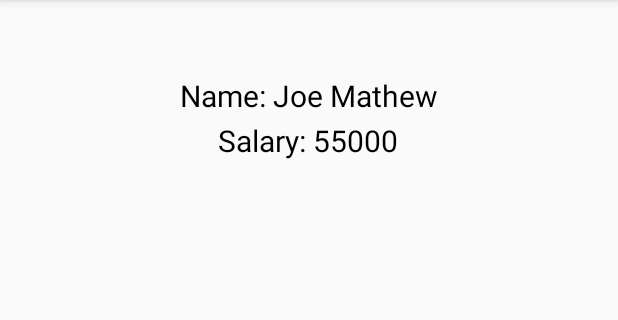
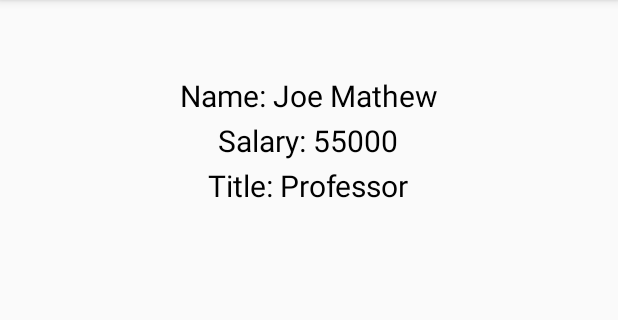
Before and after one commit to Cendukka/MobileApplicationAssignments4-6, an Android app: the screen it shows after launch (MainActivity), on a phone screen of 412 x 824 dp, the part 84-404 px from its top. Run offline under Robolectric (Android 15) with nearby library versions, the phone set to English and light mode, and no system bars.

Commit message:
Assignment 4: Task 2
Did the task 2 from asignment 4

```diff
--- a/JSONExample/app/build.gradle
+++ b/JSONExample/app/build.gradle
@@ -1,12 +1,12 @@
 apply plugin: 'com.android.application'
 
 android {
-    compileSdkVersion 29
-    buildToolsVersion "29.0.3"
+    compileSdkVersion 28
+    buildToolsVersion "28.0.3"
     defaultConfig {
         applicationId "com.example.jsontest"
         minSdkVersion 15
-        targetSdkVersion 29
+        targetSdkVersion 28
         versionCode 1
         versionName "1.0"
         testInstrumentationRunner "androidx.test.runner.AndroidJUnitRunner"
--- a/JSONSimpleExample/app/build.gradle
+++ b/JSONSimpleExample/app/build.gradle
@@ -1,12 +1,12 @@
 apply plugin: 'com.android.application'
 
 android {
-    compileSdkVersion 29
-    buildToolsVersion "29.0.3"
+    compileSdkVersion 28
+    buildToolsVersion "28.0.3"
     defaultConfig {
         applicationId "com.example.jsonsimpleexample"
         minSdkVersion 15
-        targetSdkVersion 29
+        targetSdkVersion 28
         versionCode 1
         versionName "1.0"
         testInstrumentationRunner "androidx.test.runner.AndroidJUnitRunner"
--- a/JSONSimpleExample/app/src/main/java/com/example/jsonsimpleexample/MainActivity.java
+++ b/JSONSimpleExample/app/src/main/java/com/example/jsonsimpleexample/MainActivity.java
@@ -10,10 +10,11 @@ import org.json.JSONObject;
 public class MainActivity extends AppCompatActivity {
 
 
-    String JSON_STRING = "{\"employee\":{\"name\":\"Joe Mathew\",\"salary\":55000}}";
+    String JSON_STRING = "{\"employee\":{\"name\":\"Joe Mathew\",\"salary\":55000, \"title\":\"Professor\"}}";
     String name;
     int salary;
-    TextView employeeName, employeeSalary;
+    String title;
+    TextView employeeName, employeeSalary, employeeTitle;
 
     @Override
     protected void onCreate(Bundle savedInstanceState) {
@@ -22,18 +23,21 @@ public class MainActivity extends AppCompatActivity {
         // get the reference of TextView's
         employeeName = (TextView) findViewById(R.id.name);
         employeeSalary = (TextView) findViewById(R.id.salary);
+        employeeTitle = (TextView) findViewById(R.id.title);
 
         try {
             // get JSONObject from JSON file
             JSONObject obj = new JSONObject(JSON_STRING);
             // fetch JSONObject named employee
             JSONObject employee = obj.getJSONObject("employee");
-            // get employee name and salary
+            // get employee name, salary and title
             name = employee.getString("name");
             salary = employee.getInt("salary");
-            // set employee name and salary in TextView's
+            title = employee.getString("title");
+            // set employee name, salary and title in TextView's
             employeeName.setText("Name: " + name);
             employeeSalary.setText("Salary: " + salary);
+            employeeTitle.setText("Title: " + title);
 
         } catch (JSONException e) {
             e.printStackTrace();
--- a/JSONSimpleExample/app/src/main/res/layout/activity_main.xml
+++ b/JSONSimpleExample/app/src/main/res/layout/activity_main.xml
@@ -24,4 +24,15 @@
         android:text="Salary"
         android:textColor="#000"
         android:textSize="20sp" />
+
+    <TextView
+        android:id="@+id/title"
+        android:layout_width="wrap_content"
+        android:layout_height="wrap_content"
+        android:layout_centerHorizontal="true"
+        android:layout_marginTop="110dp"
+        android:text="Title"
+        android:textColor="#000"
+        android:textSize="20sp" />
+
 </RelativeLayout>
```
